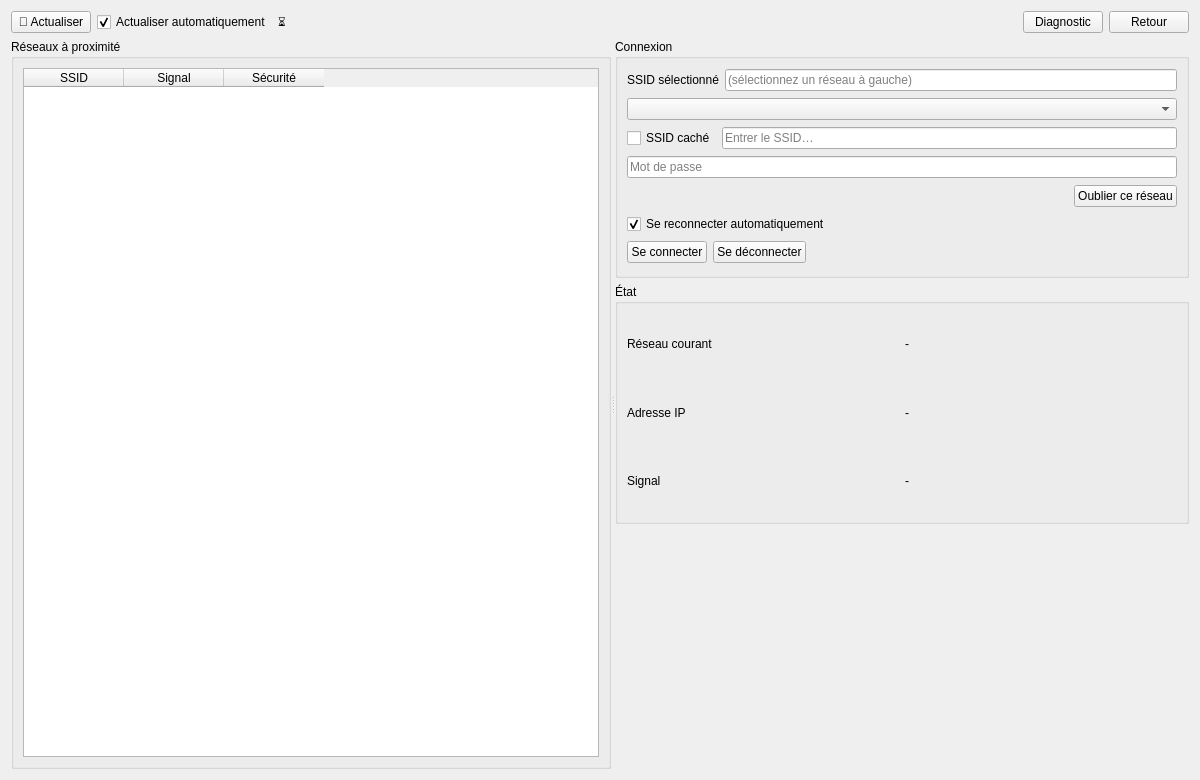
This is ui/dialogs/WifiConfigDialog.ui in Eliasgnd/Eau-couper_by_AE as Qt 5 draws it before an edit. The edited form follows.
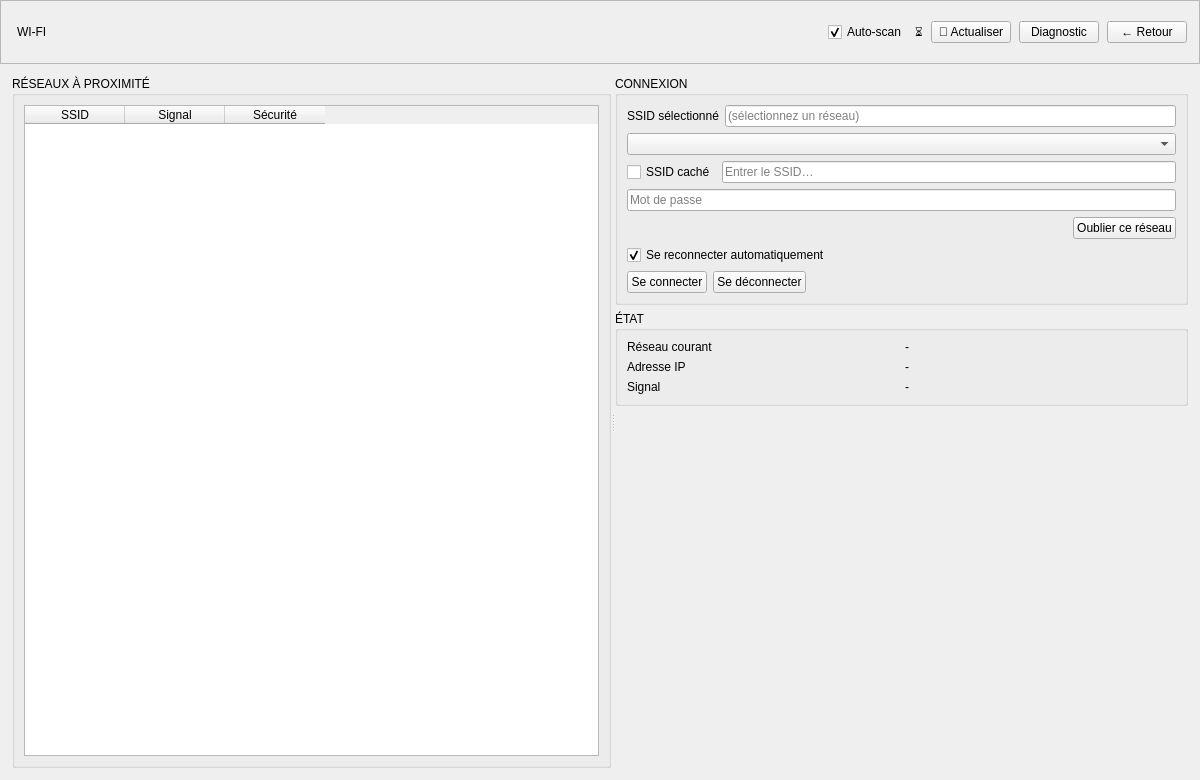
This is the edited form.

```diff
--- a/ui/dialogs/WifiConfigDialog.ui
+++ b/ui/dialogs/WifiConfigDialog.ui
@@ -10,219 +10,440 @@
   </property>
 
   <layout class="QVBoxLayout" name="rootLayout">
-
-   <!-- Barre d'action -->
+   <property name="spacing">
+    <number>0</number>
+   </property>
+   <property name="leftMargin">
+    <number>0</number>
+   </property>
+   <property name="topMargin">
+    <number>0</number>
+   </property>
+   <property name="rightMargin">
+    <number>0</number>
+   </property>
+   <property name="bottomMargin">
+    <number>0</number>
+   </property>
    <item>
-    <layout class="QHBoxLayout" name="topBar">
-     <item><widget class="QPushButton" name="refreshButton">
-       <property name="text"><string>🔄 Actualiser</string></property>
-     </widget></item>
-     <item><widget class="QCheckBox" name="autoScanCheck">
-       <property name="text"><string>Actualiser automatiquement</string></property>
-       <property name="checked"><bool>true</bool></property>
-     </widget></item>
-     <item><widget class="QLabel" name="busyLabel">
-       <property name="text"><string>⏳</string></property>
-       <property name="visible"><bool>false</bool></property>
-     </widget></item>
-     <item><spacer name="topSpacer">
-       <property name="orientation"><enum>Qt::Horizontal</enum></property>
-       <property name="sizeHint">
-        <size><width>40</width><height>20</height></size>
-       </property>
-     </spacer></item>
-     <item><widget class="QPushButton" name="diagnosticsButton">
-       <property name="text"><string>Diagnostic</string></property>
-     </widget></item>
-     <item><widget class="QPushButton" name="backButton">
-       <property name="text"><string>Retour</string></property>
-     </widget></item>
-    </layout>
+    <widget class="QFrame" name="wifiHeaderBar">
+     <property name="minimumSize">
+      <size>
+       <width>0</width>
+       <height>64</height>
+      </size>
+     </property>
+     <property name="maximumSize">
+      <size>
+       <width>16777215</width>
+       <height>64</height>
+      </size>
+     </property>
+     <property name="frameShape">
+      <enum>QFrame::StyledPanel</enum>
+     </property>
+     <property name="frameShadow">
+      <enum>QFrame::Raised</enum>
+     </property>
+     <layout class="QHBoxLayout" name="headerLayout">
+      <property name="leftMargin">
+       <number>16</number>
+      </property>
+      <property name="topMargin">
+       <number>0</number>
+      </property>
+      <property name="rightMargin">
+       <number>12</number>
+      </property>
+      <property name="bottomMargin">
+       <number>0</number>
+      </property>
+      <property name="spacing">
+       <number>8</number>
+      </property>
+      <item>
+       <widget class="QLabel" name="labelWifiTitle">
+        <property name="text">
+         <string>WI-FI</string>
+        </property>
+       </widget>
+      </item>
+      <item>
+       <spacer name="headerSpacer">
+        <property name="orientation">
+         <enum>Qt::Horizontal</enum>
+        </property>
+        <property name="sizeHint" stdset="0">
+         <size>
+          <width>40</width>
+          <height>20</height>
+         </size>
+        </property>
+       </spacer>
+      </item>
+      <item>
+       <widget class="QCheckBox" name="autoScanCheck">
+        <property name="text">
+         <string>Auto-scan</string>
+        </property>
+        <property name="checked">
+         <bool>true</bool>
+        </property>
+       </widget>
+      </item>
+      <item>
+       <widget class="QLabel" name="busyLabel">
+        <property name="text">
+         <string>⏳</string>
+        </property>
+        <property name="visible">
+         <bool>false</bool>
+        </property>
+       </widget>
+      </item>
+      <item>
+       <widget class="QPushButton" name="refreshButton">
+        <property name="text">
+         <string>🔄 Actualiser</string>
+        </property>
+       </widget>
+      </item>
+      <item>
+       <widget class="QPushButton" name="diagnosticsButton">
+        <property name="text">
+         <string>Diagnostic</string>
+        </property>
+       </widget>
+      </item>
+      <item>
+       <widget class="QPushButton" name="backButton">
+        <property name="text">
+         <string>← Retour</string>
+        </property>
+       </widget>
+      </item>
+     </layout>
+    </widget>
    </item>
-
-   <!-- Splitter principal -->
    <item>
-    <widget class="QSplitter" name="mainSplitter">
-     <property name="orientation"><enum>Qt::Horizontal</enum></property>
-
-     <!-- Panneau gauche : réseaux -->
-     <widget class="QGroupBox" name="networksGroup">
-      <property name="title"><string>Réseaux à proximité</string></property>
-      <layout class="QVBoxLayout" name="networksLayout">
-
-       <!-- Table de réseaux -->
-       <item>
-        <widget class="QTableWidget" name="networksTable">
-         <property name="alternatingRowColors"><bool>true</bool></property>
-         <property name="sortingEnabled"><bool>true</bool></property>
-         <property name="selectionBehavior"><enum>QAbstractItemView::SelectRows</enum></property>
-         <property name="selectionMode"><enum>QAbstractItemView::SingleSelection</enum></property>
-         <property name="editTriggers"><set>QAbstractItemView::NoEditTriggers</set></property>
-         <property name="showGrid"><bool>false</bool></property>
-         <column>
-          <property name="text"><string>SSID</string></property>
-         </column>
-         <column>
-          <property name="text"><string>Signal</string></property>
-         </column>
-         <column>
-          <property name="text"><string>Sécurité</string></property>
-         </column>
-        </widget>
-       </item>
-
-      </layout>
-     </widget>
-
-     <!-- Panneau droit : connexion + état -->
-     <widget class="QWidget" name="rightPanel">
-      <layout class="QVBoxLayout" name="rightPanelLayout">
-
-       <!-- Connexion -->
-       <item>
-        <widget class="QGroupBox" name="connectGroup">
-         <property name="title"><string>Connexion</string></property>
-         <layout class="QVBoxLayout" name="connectLayout">
-
-          <!-- SSID sélectionné (lecture seule) + Combo caché pour compat -->
+    <widget class="QWidget" name="wifiContent">
+     <layout class="QVBoxLayout" name="contentLayout">
+      <property name="leftMargin">
+       <number>12</number>
+      </property>
+      <property name="topMargin">
+       <number>12</number>
+      </property>
+      <property name="rightMargin">
+       <number>12</number>
+      </property>
+      <property name="bottomMargin">
+       <number>12</number>
+      </property>
+      <property name="spacing">
+       <number>12</number>
+      </property>
+      <item>
+       <widget class="QSplitter" name="mainSplitter">
+        <property name="orientation">
+         <enum>Qt::Horizontal</enum>
+        </property>
+        <widget class="QGroupBox" name="networksGroup">
+         <property name="title">
+          <string>RÉSEAUX À PROXIMITÉ</string>
+         </property>
+         <layout class="QVBoxLayout" name="networksLayout">
           <item>
-           <layout class="QHBoxLayout" name="selectedSsidRow">
-            <item><widget class="QLabel" name="selectedSsidLabel">
-              <property name="text"><string>SSID sélectionné</string></property>
-            </widget></item>
-            <item><widget class="QLineEdit" name="selectedSsidLine">
-              <property name="readOnly"><bool>true</bool></property>
-              <property name="placeholderText"><string>(sélectionnez un réseau à gauche)</string></property>
-            </widget></item>
-           </layout>
+           <widget class="QTableWidget" name="networksTable">
+            <property name="alternatingRowColors">
+             <bool>true</bool>
+            </property>
+            <property name="sortingEnabled">
+             <bool>true</bool>
+            </property>
+            <property name="selectionBehavior">
+             <enum>QAbstractItemView::SelectRows</enum>
+            </property>
+            <property name="selectionMode">
+             <enum>QAbstractItemView::SingleSelection</enum>
+            </property>
+            <property name="editTriggers">
+             <set>QAbstractItemView::NoEditTriggers</set>
+            </property>
+            <property name="showGrid">
+             <bool>false</bool>
+            </property>
+            <column>
+             <property name="text">
+              <string>SSID</string>
+             </property>
+            </column>
+            <column>
+             <property name="text">
+              <string>Signal</string>
+             </property>
+            </column>
+            <column>
+             <property name="text">
+              <string>Sécurité</string>
+             </property>
+            </column>
+           </widget>
           </item>
+         </layout>
+        </widget>
+        <widget class="QWidget" name="rightPanel">
+         <layout class="QVBoxLayout" name="rightPanelLayout">
           <item>
-           <widget class="QComboBox" name="networkComboBox">
-            <property name="visible"><bool>false</bool></property>
+           <widget class="QGroupBox" name="connectGroup">
+            <property name="title">
+             <string>CONNEXION</string>
+            </property>
+            <layout class="QVBoxLayout" name="connectLayout">
+             <item>
+              <layout class="QHBoxLayout" name="selectedSsidRow">
+               <item>
+                <widget class="QLabel" name="selectedSsidLabel">
+                 <property name="text">
+                  <string>SSID sélectionné</string>
+                 </property>
+                </widget>
+               </item>
+               <item>
+                <widget class="QLineEdit" name="selectedSsidLine">
+                 <property name="readOnly">
+                  <bool>true</bool>
+                 </property>
+                 <property name="placeholderText">
+                  <string>(sélectionnez un réseau)</string>
+                 </property>
+                </widget>
+               </item>
+              </layout>
+             </item>
+             <item>
+              <widget class="QComboBox" name="networkComboBox">
+               <property name="visible">
+                <bool>false</bool>
+               </property>
+              </widget>
+             </item>
+             <item>
+              <layout class="QHBoxLayout" name="hiddenRow">
+               <item>
+                <widget class="QCheckBox" name="hiddenSsidCheck">
+                 <property name="text">
+                  <string>SSID caché</string>
+                 </property>
+                </widget>
+               </item>
+               <item>
+                <widget class="QLineEdit" name="ssidLineEdit">
+                 <property name="placeholderText">
+                  <string>Entrer le SSID…</string>
+                 </property>
+                 <property name="visible">
+                  <bool>false</bool>
+                 </property>
+                </widget>
+               </item>
+              </layout>
+             </item>
+             <item>
+              <widget class="QLineEdit" name="passwordEdit">
+               <property name="echoMode">
+                <enum>QLineEdit::Password</enum>
+               </property>
+               <property name="placeholderText">
+                <string>Mot de passe</string>
+               </property>
+              </widget>
+             </item>
+             <item>
+              <layout class="QHBoxLayout" name="pwdStateRow">
+               <item>
+                <widget class="QLabel" name="savedPwdLabel">
+                 <property name="text">
+                  <string/>
+                 </property>
+                 <property name="visible">
+                  <bool>false</bool>
+                 </property>
+                </widget>
+               </item>
+               <item>
+                <spacer name="pwdStateSpacer">
+                 <property name="orientation">
+                  <enum>Qt::Horizontal</enum>
+                 </property>
+                 <property name="sizeHint" stdset="0">
+                  <size>
+                   <width>40</width>
+                   <height>20</height>
+                  </size>
+                 </property>
+                </spacer>
+               </item>
+               <item>
+                <widget class="QPushButton" name="forgetButton">
+                 <property name="text">
+                  <string>Oublier ce réseau</string>
+                 </property>
+                 <property name="visible">
+                  <bool>false</bool>
+                 </property>
+                </widget>
+               </item>
+              </layout>
+             </item>
+             <item>
+              <layout class="QHBoxLayout" name="optionsRow">
+               <item>
+                <widget class="QCheckBox" name="autoConnectCheck">
+                 <property name="text">
+                  <string>Se reconnecter automatiquement</string>
+                 </property>
+                 <property name="checked">
+                  <bool>true</bool>
+                 </property>
+                </widget>
+               </item>
+               <item>
+                <spacer name="optSpacer">
+                 <property name="orientation">
+                  <enum>Qt::Horizontal</enum>
+                 </property>
+                 <property name="sizeHint" stdset="0">
+                  <size>
+                   <width>40</width>
+                   <height>20</height>
+                  </size>
+                 </property>
+                </spacer>
+               </item>
+              </layout>
+             </item>
+             <item>
+              <layout class="QHBoxLayout" name="buttonsRow">
+               <item>
+                <widget class="QPushButton" name="connectButton">
+                 <property name="text">
+                  <string>Se connecter</string>
+                 </property>
+                </widget>
+               </item>
+               <item>
+                <widget class="QPushButton" name="disconnectButton">
+                 <property name="text">
+                  <string>Se déconnecter</string>
+                 </property>
+                 <property name="visible">
+                  <bool>false</bool>
+                 </property>
+                </widget>
+               </item>
+               <item>
+                <spacer name="btnSpacer">
+                 <property name="orientation">
+                  <enum>Qt::Horizontal</enum>
+                 </property>
+                 <property name="sizeHint" stdset="0">
+                  <size>
+                   <width>40</width>
+                   <height>20</height>
+                  </size>
+                 </property>
+                </spacer>
+               </item>
+              </layout>
+             </item>
+            </layout>
            </widget>
           </item>
 
           <!-- SSID caché -->
           <item>
-           <layout class="QHBoxLayout" name="hiddenRow">
-            <item><widget class="QCheckBox" name="hiddenSsidCheck">
-              <property name="text"><string>SSID caché</string></property>
-            </widget></item>
-            <item><widget class="QLineEdit" name="ssidLineEdit">
-              <property name="placeholderText"><string>Entrer le SSID…</string></property>
-              <property name="visible"><bool>false</bool></property>
-            </widget></item>
-           </layout>
+           <widget class="QGroupBox" name="statusGroup">
+            <property name="title">
+             <string>ÉTAT</string>
+            </property>
+            <layout class="QGridLayout" name="statusGrid">
+             <item row="0" column="0">
+              <widget class="QLabel" name="currentNetworkLabel">
+               <property name="text">
+                <string>Réseau courant</string>
+               </property>
+              </widget>
+             </item>
+             <item row="0" column="1">
+              <widget class="QLabel" name="currentNetworkValue">
+               <property name="text">
+                <string>-</string>
+               </property>
+              </widget>
+             </item>
+             <item row="1" column="0">
+              <widget class="QLabel" name="ipLabel">
+               <property name="text">
+                <string>Adresse IP</string>
+               </property>
+              </widget>
+             </item>
+             <item row="1" column="1">
+              <widget class="QLabel" name="ipValue">
+               <property name="text">
+                <string>-</string>
+               </property>
+              </widget>
+             </item>
+             <item row="2" column="0">
+              <widget class="QLabel" name="signalLabel">
+               <property name="text">
+                <string>Signal</string>
+               </property>
+              </widget>
+             </item>
+             <item row="2" column="1">
+              <widget class="QLabel" name="signalValue">
+               <property name="text">
+                <string>-</string>
+               </property>
+              </widget>
+             </item>
+            </layout>
+           </widget>
           </item>
 
           <!-- Mot de passe -->
           <item>
-           <widget class="QLineEdit" name="passwordEdit">
-            <property name="echoMode"><enum>QLineEdit::Password</enum></property>
-            <property name="placeholderText"><string>Mot de passe</string></property>
+           <widget class="QLabel" name="statusLabel">
+            <property name="text">
+             <string/>
+            </property>
            </widget>
           </item>
 
           <!-- État/Mémo du mot de passe + Oublier -->
           <item>
-           <layout class="QHBoxLayout" name="pwdStateRow">
-            <item><widget class="QLabel" name="savedPwdLabel">
-              <property name="text"><string/></property>
-              <property name="visible"><bool>false</bool></property>
-            </widget></item>
-            <item><spacer name="pwdStateSpacer">
-              <property name="orientation"><enum>Qt::Horizontal</enum></property>
-              <property name="sizeHint"><size><width>40</width><height>20</height></size></property>
-            </spacer></item>
-            <item><widget class="QPushButton" name="forgetButton">
-              <property name="text"><string>Oublier ce réseau</string></property>
-              <property name="visible"><bool>false</bool></property>
-            </widget></item>
-           </layout>
+           <spacer name="rightBottomSpacer">
+            <property name="orientation">
+             <enum>Qt::Vertical</enum>
+            </property>
+            <property name="sizeHint" stdset="0">
+             <size>
+              <width>20</width>
+              <height>40</height>
+             </size>
+            </property>
+           </spacer>
           </item>
-
-          <!-- Options -->
-          <item>
-           <layout class="QHBoxLayout" name="optionsRow">
-            <item><widget class="QCheckBox" name="autoConnectCheck">
-              <property name="text"><string>Se reconnecter automatiquement</string></property>
-              <property name="checked"><bool>true</bool></property>
-            </widget></item>
-            <item><spacer name="optSpacer">
-              <property name="orientation"><enum>Qt::Horizontal</enum></property>
-              <property name="sizeHint">
-               <size><width>40</width><height>20</height></size>
-              </property>
-            </spacer></item>
-           </layout>
-          </item>
-
-          <!-- Boutons -->
-          <item>
-           <layout class="QHBoxLayout" name="buttonsRow">
-            <item><widget class="QPushButton" name="connectButton">
-              <property name="text"><string>Se connecter</string></property>
-            </widget></item>
-
-            <!-- Nouveau : Se déconnecter -->
-            <item><widget class="QPushButton" name="disconnectButton">
-              <property name="text"><string>Se déconnecter</string></property>
-              <property name="visible"><bool>false</bool></property>
-            </widget></item>
-
-            <item><spacer name="btnSpacer">
-              <property name="orientation"><enum>Qt::Horizontal</enum></property>
-              <property name="sizeHint">
-               <size><width>40</width><height>20</height></size>
-              </property>
-            </spacer></item>
-           </layout>
-          </item>
-
          </layout>
         </widget>
-       </item>
-
-       <!-- État courant -->
-       <item>
-        <widget class="QGroupBox" name="statusGroup">
-         <property name="title"><string>État</string></property>
-         <layout class="QGridLayout" name="statusGrid">
-          <item row="0" column="0"><widget class="QLabel" name="currentNetworkLabel">
-            <property name="text"><string>Réseau courant</string></property>
-          </widget></item>
-          <item row="0" column="1"><widget class="QLabel" name="currentNetworkValue">
-            <property name="text"><string>-</string></property>
-          </widget></item>
-
-          <item row="1" column="0"><widget class="QLabel" name="ipLabel">
-            <property name="text"><string>Adresse IP</string></property>
-          </widget></item>
-          <item row="1" column="1"><widget class="QLabel" name="ipValue">
-            <property name="text"><string>-</string></property>
-          </widget></item>
-
-          <item row="2" column="0"><widget class="QLabel" name="signalLabel">
-            <property name="text"><string>Signal</string></property>
-          </widget></item>
-          <item row="2" column="1"><widget class="QLabel" name="signalValue">
-            <property name="text"><string>-</string></property>
-          </widget></item>
-         </layout>
-        </widget>
-       </item>
-
-       <!-- Statut global -->
-       <item><widget class="QLabel" name="statusLabel">
-         <property name="text"><string/></property>
-       </widget></item>
-
-      </layout>
-     </widget>
-
+       </widget>
+      </item>
+     </layout>
     </widget>
    </item>
-
   </layout>
  </widget>
  <resources/>
```
Left out of the diff: 16 changed lines with no effect on the pictures.
